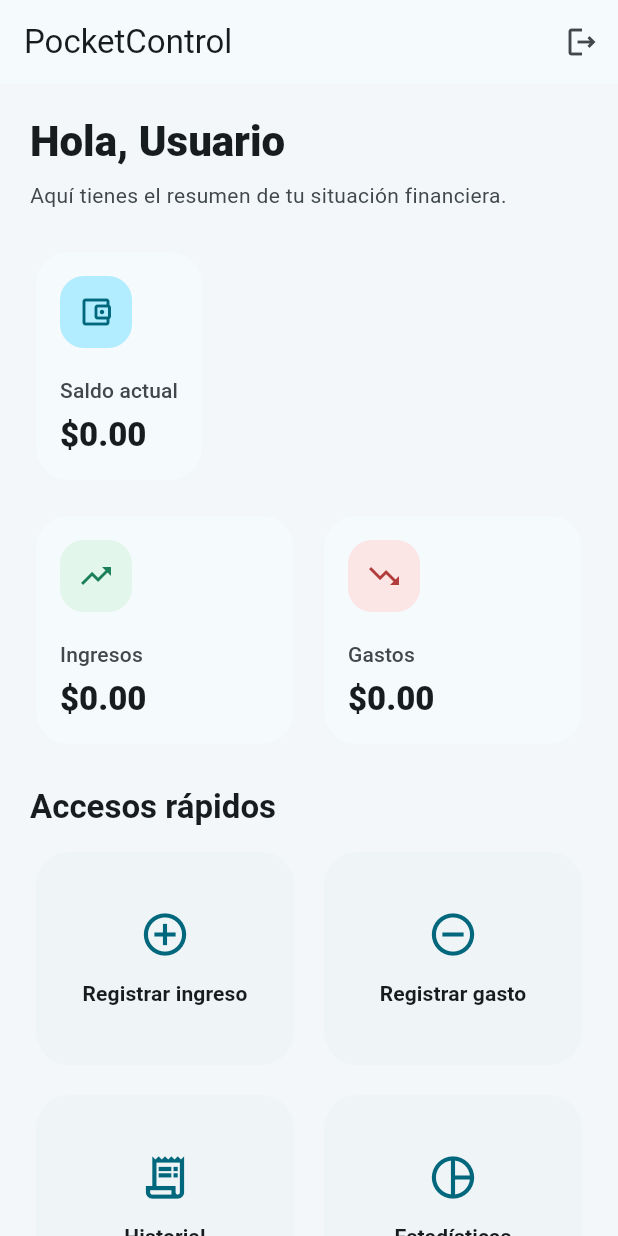
After one commit to raven22314/PocketControl_, a Flutter app: the DashboardScreen screen opened directly, on a phone screen of 412 x 824 dp. The commit adds this screen. Run offline on Flutter 3.47's test engine with Material 3 defaults, Android fonts, the phone set to English and light mode, and no system bars; our stand-ins replace shared_preferences; accounts and stored records are empty.

Commit message:
Segunda pantall PC
Segunda pantalla de bienvenida app pocket control

```diff
--- /dev/null
+++ b/lib/screens/dashboard_screen.dart
@@ -0,0 +1,376 @@
+import 'package:flutter/material.dart';
+
+import '../services/preferences_service.dart';
+import 'estadisticas_screen.dart';
+import 'gasto_screen.dart';
+import 'historial_screen.dart';
+import 'ingreso_screen.dart';
+import 'login_screen.dart';
+
+/// Menú principal de PocketControl.
+///
+/// Esta pantalla resume el estado financiero del usuario y expone accesos
+/// directos a los módulos principales de la app.
+class DashboardScreen extends StatefulWidget {
+  const DashboardScreen({super.key});
+
+  @override
+  State<DashboardScreen> createState() => _DashboardScreenState();
+}
+
+class _DashboardScreenState extends State<DashboardScreen> {
+  final PreferencesService _preferencesService = PreferencesService();
+
+  late Future<_DashboardData> _dashboardFuture;
+
+  @override
+  void initState() {
+    super.initState();
+    _dashboardFuture = _cargarDashboard();
+  }
+
+  /// Carga en paralelo los datos persistidos que necesita el dashboard.
+  Future<_DashboardData> _cargarDashboard() async {
+    final String? nombreGuardado = await _preferencesService.obtenerNombre();
+    final double totalIngresos = await _preferencesService
+        .obtenerTotalIngresos();
+    final double totalGastos = await _preferencesService.obtenerTotalGastos();
+
+    return _DashboardData(
+      nombre: nombreGuardado?.trim().isNotEmpty == true
+          ? nombreGuardado!.trim()
+          : 'Usuario',
+      totalIngresos: totalIngresos,
+      totalGastos: totalGastos,
+      saldo: totalIngresos - totalGastos,
+    );
+  }
+
+  /// Cierra sesión, borra los datos persistidos y vuelve al login.
+  Future<void> _cerrarSesion() async {
+    await _preferencesService.cerrarSesion();
+
+    if (!mounted) {
+      return;
+    }
+
+    Navigator.pushReplacement(
+      context,
+      MaterialPageRoute<LoginScreen>(
+        builder: (BuildContext context) => const LoginScreen(),
+      ),
+    );
+  }
+
+  /// Formatea los valores monetarios con separadores de miles y dos decimales.
+  String _formatearMoneda(double valor) {
+    final bool esNegativo = valor < 0;
+    final double valorAbsoluto = valor.abs();
+    final String entero = valorAbsoluto.truncate().toString();
+    final String decimal = ((valorAbsoluto - valorAbsoluto.truncate()) * 100)
+        .round()
+        .toString()
+        .padLeft(2, '0');
+
+    final StringBuffer partes = StringBuffer();
+    for (int indice = 0; indice < entero.length; indice++) {
+      partes.write(entero[indice]);
+      final int caracteresRestantes = entero.length - indice - 1;
+      if (caracteresRestantes > 0 && caracteresRestantes % 3 == 0) {
+        partes.write(',');
+      }
+    }
+
+    return '${esNegativo ? '-' : ''}\$${partes.toString()}.$decimal';
+  }
+
+  /// Abre una pantalla de acceso rápido dentro de la navegación principal.
+  void _irA(Widget pantalla) {
+    Navigator.push(
+      context,
+      MaterialPageRoute<Widget>(builder: (BuildContext context) => pantalla),
+    );
+  }
+
+  @override
+  Widget build(BuildContext context) {
+    final ThemeData theme = Theme.of(context);
+
+    return Scaffold(
+      appBar: AppBar(
+        title: const Text('PocketControl'),
+        actions: [
+          IconButton(
+            tooltip: 'Cerrar sesión',
+            onPressed: _cerrarSesion,
+            icon: const Icon(Icons.logout_outlined),
+          ),
+        ],
+      ),
+      body: SafeArea(
+        child: FutureBuilder<_DashboardData>(
+          future: _dashboardFuture,
+          builder:
+              (BuildContext context, AsyncSnapshot<_DashboardData> snapshot) {
+                if (snapshot.connectionState == ConnectionState.waiting) {
+                  return const Center(child: CircularProgressIndicator());
+                }
+
+                if (snapshot.hasError) {
+                  return Center(
+                    child: Padding(
+                      padding: const EdgeInsets.all(24),
+                      child: Column(
+                        mainAxisSize: MainAxisSize.min,
+                        children: [
+                          Icon(
+                            Icons.error_outline,
+                            size: 56,
+                            color: theme.colorScheme.error,
+                          ),
+                          const SizedBox(height: 16),
+                          Text(
+                            'No fue posible cargar el menú principal.',
+                            style: theme.textTheme.titleMedium,
+                            textAlign: TextAlign.center,
+                          ),
+                          const SizedBox(height: 8),
+                          Text(
+                            'Intenta abrir la pantalla nuevamente.',
+                            style: theme.textTheme.bodyMedium?.copyWith(
+                              color: theme.colorScheme.onSurfaceVariant,
+                            ),
+                            textAlign: TextAlign.center,
+                          ),
+                        ],
+                      ),
+                    ),
+                  );
+                }
+
+                final _DashboardData data = snapshot.data!;
+
+                return RefreshIndicator(
+                  onRefresh: () async {
+                    setState(() {
+                      _dashboardFuture = _cargarDashboard();
+                    });
+                    await _dashboardFuture;
+                  },
+                  child: SingleChildScrollView(
+                    physics: const AlwaysScrollableScrollPhysics(),
+                    padding: const EdgeInsets.all(20),
+                    child: Column(
+                      crossAxisAlignment: CrossAxisAlignment.start,
+                      children: [
+                        Text(
+                          'Hola, ${data.nombre}',
+                          style: theme.textTheme.headlineMedium?.copyWith(
+                            fontWeight: FontWeight.w800,
+                          ),
+                        ),
+                        const SizedBox(height: 8),
+                        Text(
+                          'Aquí tienes el resumen de tu situación financiera.',
+                          style: theme.textTheme.bodyMedium?.copyWith(
+                            color: theme.colorScheme.onSurfaceVariant,
+                          ),
+                        ),
+                        const SizedBox(height: 24),
+                        _MetricCard(
+                          title: 'Saldo actual',
+                          value: _formatearMoneda(data.saldo),
+                          icon: Icons.account_balance_wallet_outlined,
+                          iconColor: theme.colorScheme.primary,
+                          backgroundColor: theme.colorScheme.primaryContainer,
+                        ),
+                        const SizedBox(height: 16),
+                        Row(
+                          children: [
+                            Expanded(
+                              child: _MetricCard(
+                                title: 'Ingresos',
+                                value: _formatearMoneda(data.totalIngresos),
+                                icon: Icons.trending_up,
+                                iconColor: const Color(0xFF1B7F5A),
+                                backgroundColor: const Color(0xFFE2F6EC),
+                              ),
+                            ),
+                            const SizedBox(width: 12),
+                            Expanded(
+                              child: _MetricCard(
+                                title: 'Gastos',
+                                value: _formatearMoneda(data.totalGastos),
+                                icon: Icons.trending_down,
+                                iconColor: const Color(0xFFB23B3B),
+                                backgroundColor: const Color(0xFFFBE5E5),
+                              ),
+                            ),
+                          ],
+                        ),
+                        const SizedBox(height: 24),
+                        Text(
+                          'Accesos rápidos',
+                          style: theme.textTheme.titleLarge?.copyWith(
+                            fontWeight: FontWeight.w700,
+                          ),
+                        ),
+                        const SizedBox(height: 12),
+                        GridView.count(
+                          crossAxisCount: 2,
+                          shrinkWrap: true,
+                          physics: const NeverScrollableScrollPhysics(),
+                          mainAxisSpacing: 12,
+                          crossAxisSpacing: 12,
+                          childAspectRatio: 1.2,
+                          children: [
+                            _AccessCard(
+                              title: 'Registrar ingreso',
+                              icon: Icons.add_circle_outline,
+                              onTap: () => _irA(const IngresoScreen()),
+                            ),
+                            _AccessCard(
+                              title: 'Registrar gasto',
+                              icon: Icons.remove_circle_outline,
+                              onTap: () => _irA(const GastoScreen()),
+                            ),
+                            _AccessCard(
+                              title: 'Historial',
+                              icon: Icons.receipt_long_outlined,
+                              onTap: () => _irA(const HistorialScreen()),
+                            ),
+                            _AccessCard(
+                              title: 'Estadísticas',
+                              icon: Icons.pie_chart_outline,
+                              onTap: () => _irA(const EstadisticasScreen()),
+                            ),
+                          ],
+                        ),
+                      ],
+                    ),
+                  ),
+                );
+              },
+        ),
+      ),
+    );
+  }
+}
+
+/// Datos ya resueltos para renderizar el dashboard.
+class _DashboardData {
+  const _DashboardData({
+    required this.nombre,
+    required this.totalIngresos,
+    required this.totalGastos,
+    required this.saldo,
+  });
+
+  final String nombre;
+  final double totalIngresos;
+  final double totalGastos;
+  final double saldo;
+}
+
+/// Tarjeta visual para mostrar cada métrica principal del dashboard.
+class _MetricCard extends StatelessWidget {
+  const _MetricCard({
+    required this.title,
+    required this.value,
+    required this.icon,
+    required this.iconColor,
+    required this.backgroundColor,
+  });
+
+  final String title;
+  final String value;
+  final IconData icon;
+  final Color iconColor;
+  final Color backgroundColor;
+
+  @override
+  Widget build(BuildContext context) {
+    final ThemeData theme = Theme.of(context);
+
+    return Card(
+      elevation: 0,
+      color: theme.colorScheme.surface,
+      shape: RoundedRectangleBorder(borderRadius: BorderRadius.circular(22)),
+      child: Padding(
+        padding: const EdgeInsets.all(16),
+        child: Column(
+          mainAxisSize: MainAxisSize.min,
+          crossAxisAlignment: CrossAxisAlignment.start,
+          children: [
+            Container(
+              decoration: BoxDecoration(
+                color: backgroundColor,
+                borderRadius: BorderRadius.circular(16),
+              ),
+              padding: const EdgeInsets.all(12),
+              child: Icon(icon, color: iconColor),
+            ),
+            const SizedBox(height: 18),
+            Text(
+              title,
+              style: theme.textTheme.labelLarge?.copyWith(
+                color: theme.colorScheme.onSurfaceVariant,
+              ),
+            ),
+            const SizedBox(height: 6),
+            Text(
+              value,
+              style: theme.textTheme.titleLarge?.copyWith(
+                fontWeight: FontWeight.w800,
+              ),
+            ),
+          ],
+        ),
+      ),
+    );
+  }
+}
+
+/// Botón de acceso rápido con estilo de tarjeta.
+class _AccessCard extends StatelessWidget {
+  const _AccessCard({
+    required this.title,
+    required this.icon,
+    required this.onTap,
+  });
+
+  final String title;
+  final IconData icon;
+  final VoidCallback onTap;
+
+  @override
+  Widget build(BuildContext context) {
+    final ThemeData theme = Theme.of(context);
+
+    return Card(
+      elevation: 0,
+      shape: RoundedRectangleBorder(borderRadius: BorderRadius.circular(22)),
+      child: InkWell(
+        borderRadius: BorderRadius.circular(22),
+        onTap: onTap,
+        child: Padding(
+          padding: const EdgeInsets.all(16),
+          child: Column(
+            mainAxisAlignment: MainAxisAlignment.center,
+            children: [
+              Icon(icon, size: 34, color: theme.colorScheme.primary),
+              const SizedBox(height: 12),
+              Text(
+                title,
+                textAlign: TextAlign.center,
+                style: theme.textTheme.titleSmall?.copyWith(
+                  fontWeight: FontWeight.w600,
+                ),
+              ),
+            ],
+          ),
+        ),
+      ),
+    );
+  }
+}
```
Also changed, not shown: lib/screens/estadisticas_screen.dart (added, +14 -0 lines), lib/screens/gasto_screen.dart (added, +14 -0 lines), lib/screens/historial_screen.dart (added, +14 -0 lines), lib/screens/ingreso_screen.dart (added, +14 -0 lines), lib/screens/login_screen.dart (+14 -98 lines), lib/services/preferences_service.dart (+28 -0 lines), 1 other file.
